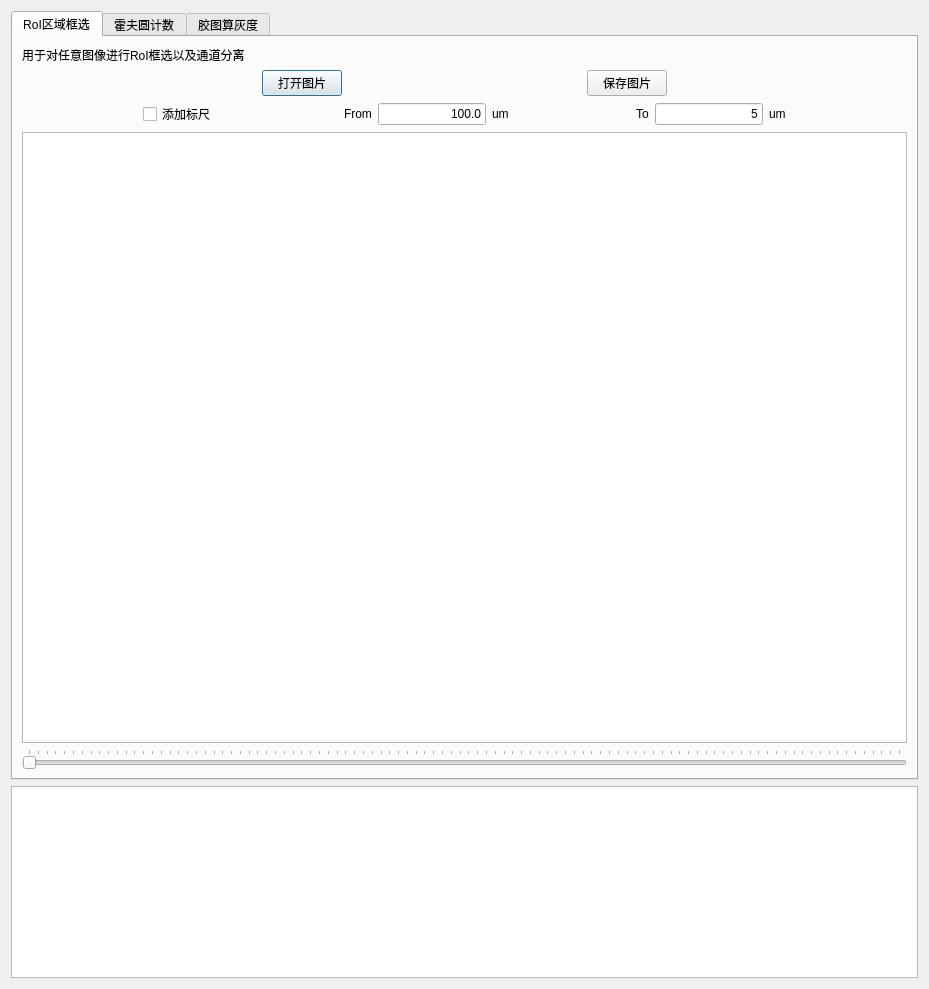
Above: uic/main_dialog.ui from mulin-xml/wwy2 before the change. Below: the same form after it.
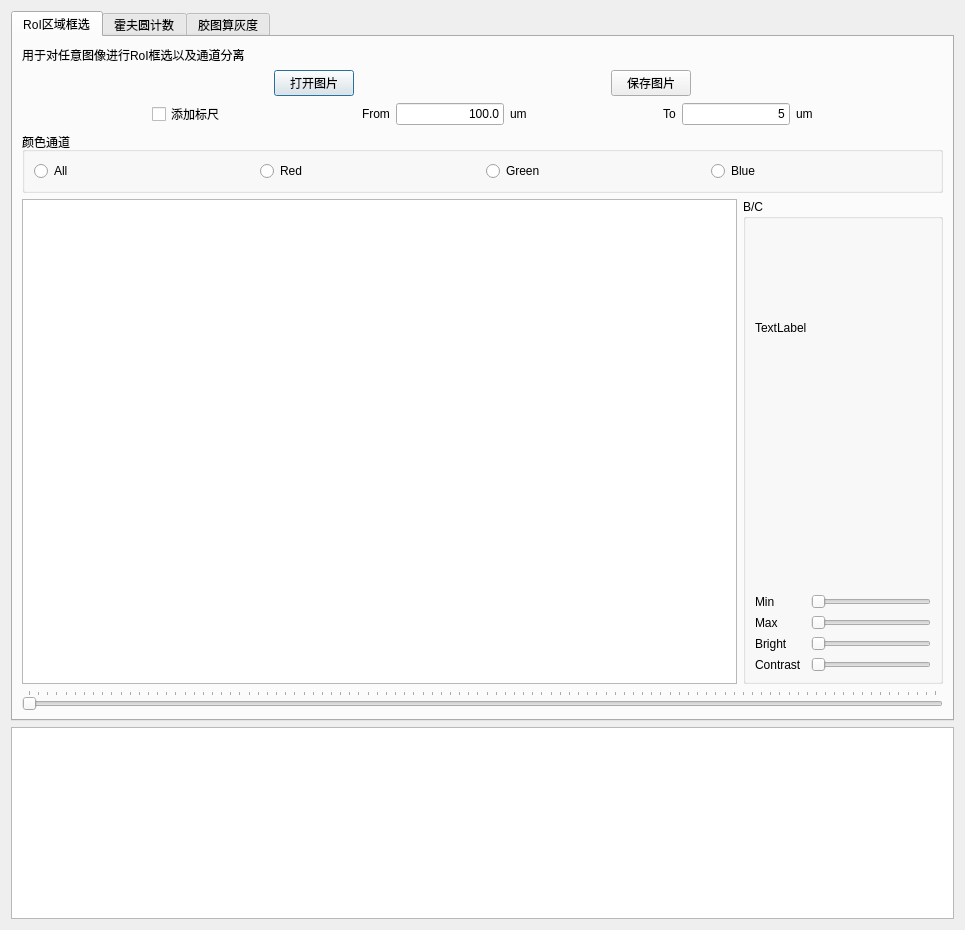
That is the form after the change. Custom widgets are drawn as their Qt base class.

The edit to the form file:
```diff
--- a/uic/main_dialog.ui
+++ b/uic/main_dialog.ui
@@ -6,8 +6,8 @@
    <rect>
     <x>0</x>
     <y>0</y>
-    <width>929</width>
-    <height>989</height>
+    <width>965</width>
+    <height>930</height>
    </rect>
   </property>
   <property name="sizePolicy">
@@ -35,7 +35,7 @@
       <attribute name="title">
        <string>RoI区域框选</string>
       </attribute>
-      <layout class="QVBoxLayout" name="verticalLayout">
+      <layout class="QVBoxLayout" name="verticalLayout_3">
        <item>
         <widget class="QLabel" name="label">
          <property name="text">
@@ -220,15 +220,211 @@
         </layout>
        </item>
        <item>
-        <widget class="MyGraphicsView" name="tab1GV">
-         <property name="verticalScrollBarPolicy">
-          <enum>Qt::ScrollBarAlwaysOff</enum>
+        <widget class="QGroupBox" name="tab1ChannelGroup">
+         <property name="title">
+          <string>颜色通道</string>
          </property>
-         <property name="horizontalScrollBarPolicy">
-          <enum>Qt::ScrollBarAlwaysOff</enum>
-         </property>
+         <layout class="QHBoxLayout" name="horizontalLayout_6">
+          <item>
+           <widget class="QRadioButton" name="tab1RadioAll">
+            <property name="text">
+             <string>All</string>
+            </property>
+           </widget>
+          </item>
+          <item>
+           <widget class="QRadioButton" name="tab1RadioRed">
+            <property name="text">
+             <string>Red</string>
+            </property>
+           </widget>
+          </item>
+          <item>
+           <widget class="QRadioButton" name="tab1RadioGreen">
+            <property name="text">
+             <string>Green</string>
+            </property>
+           </widget>
+          </item>
+          <item>
+           <widget class="QRadioButton" name="tab1RadioBlue">
+            <property name="text">
+             <string>Blue</string>
+            </property>
+           </widget>
+          </item>
+         </layout>
         </widget>
        </item>
+       <item>
+        <layout class="QHBoxLayout" name="horizontalLayout_15" stretch="1,0">
+         <item>
+          <widget class="MyGraphicsView" name="tab1GV">
+           <property name="verticalScrollBarPolicy">
+            <enum>Qt::ScrollBarAlwaysOff</enum>
+           </property>
+           <property name="horizontalScrollBarPolicy">
+            <enum>Qt::ScrollBarAlwaysOff</enum>
+           </property>
+          </widget>
+         </item>
+         <item>
+          <widget class="QGroupBox" name="groupBox_2">
+           <property name="sizePolicy">
+            <sizepolicy hsizetype="Fixed" vsizetype="Preferred">
+             <horstretch>0</horstretch>
+             <verstretch>0</verstretch>
+            </sizepolicy>
+           </property>
+           <property name="minimumSize">
+            <size>
+             <width>200</width>
+             <height>0</height>
+            </size>
+           </property>
+           <property name="title">
+            <string>B/C</string>
+           </property>
+           <layout class="QVBoxLayout" name="verticalLayout">
+            <item>
+             <widget class="QLabel" name="label_15">
+              <property name="minimumSize">
+               <size>
+                <width>0</width>
+                <height>200</height>
+               </size>
+              </property>
+              <property name="text">
+               <string>TextLabel</string>
+              </property>
+             </widget>
+            </item>
+            <item>
+             <spacer name="verticalSpacer">
+              <property name="orientation">
+               <enum>Qt::Vertical</enum>
+              </property>
+              <property name="sizeHint" stdset="0">
+               <size>
+                <width>20</width>
+                <height>40</height>
+               </size>
+              </property>
+             </spacer>
+            </item>
+            <item>
+             <layout class="QHBoxLayout" name="horizontalLayout_8">
+              <item>
+               <widget class="QLabel" name="label_8">
+                <property name="minimumSize">
+                 <size>
+                  <width>50</width>
+                  <height>0</height>
+                 </size>
+                </property>
+                <property name="text">
+                 <string>Min</string>
+                </property>
+                <property name="buddy">
+                 <cstring>horizontalSlider</cstring>
+                </property>
+               </widget>
+              </item>
+              <item>
+               <widget class="QSlider" name="horizontalSlider">
+                <property name="orientation">
+                 <enum>Qt::Horizontal</enum>
+                </property>
+               </widget>
+              </item>
+             </layout>
+            </item>
+            <item>
+             <layout class="QHBoxLayout" name="horizontalLayout_9">
+              <item>
+               <widget class="QLabel" name="label_9">
+                <property name="minimumSize">
+                 <size>
+                  <width>50</width>
+                  <height>0</height>
+                 </size>
+                </property>
+                <property name="text">
+                 <string>Max</string>
+                </property>
+                <property name="buddy">
+                 <cstring>horizontalSlider_2</cstring>
+                </property>
+               </widget>
+              </item>
+              <item>
+               <widget class="QSlider" name="horizontalSlider_2">
+                <property name="orientation">
+                 <enum>Qt::Horizontal</enum>
+                </property>
+               </widget>
+              </item>
+             </layout>
+            </item>
+            <item>
+             <layout class="QHBoxLayout" name="horizontalLayout_10">
+              <item>
+               <widget class="QLabel" name="label_10">
+                <property name="minimumSize">
+                 <size>
+                  <width>50</width>
+                  <height>0</height>
+                 </size>
+                </property>
+                <property name="text">
+                 <string>Bright</string>
+                </property>
+                <property name="buddy">
+                 <cstring>horizontalSlider_3</cstring>
+                </property>
+               </widget>
+              </item>
+              <item>
+               <widget class="QSlider" name="horizontalSlider_3">
+                <property name="orientation">
+                 <enum>Qt::Horizontal</enum>
+                </property>
+               </widget>
+              </item>
+             </layout>
+            </item>
+            <item>
+             <layout class="QHBoxLayout" name="horizontalLayout_14">
+              <item>
+               <widget class="QLabel" name="label_14">
+                <property name="minimumSize">
+                 <size>
+                  <width>50</width>
+                  <height>0</height>
+                 </size>
+                </property>
+                <property name="text">
+                 <string>Contrast</string>
+                </property>
+                <property name="buddy">
+                 <cstring>horizontalSlider_7</cstring>
+                </property>
+               </widget>
+              </item>
+              <item>
+               <widget class="QSlider" name="horizontalSlider_7">
+                <property name="orientation">
+                 <enum>Qt::Horizontal</enum>
+                </property>
+               </widget>
+              </item>
+             </layout>
+            </item>
+           </layout>
+          </widget>
+         </item>
+        </layout>
+       </item>
        <item>
         <widget class="QSlider" name="tab1ImgSlider">
          <property name="enabled">
```
